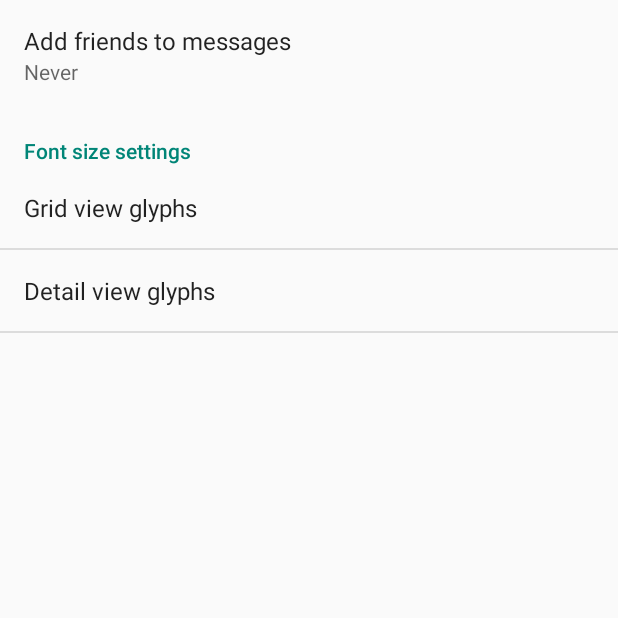
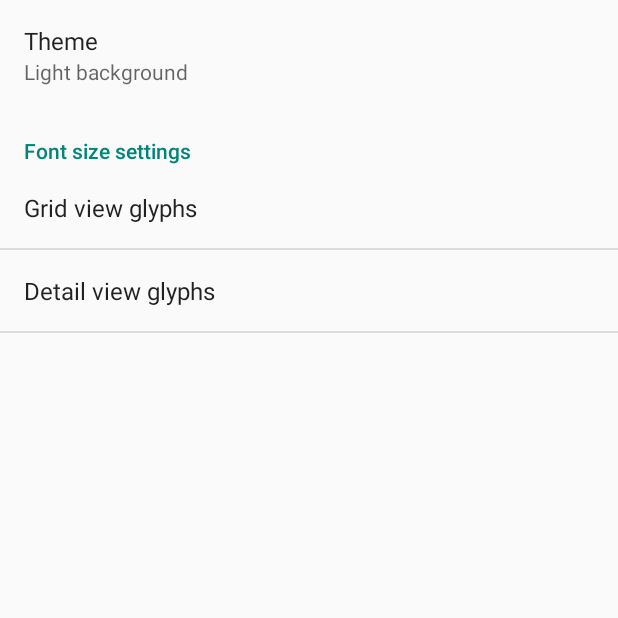
Before and after one commit to OldSkoolMark/BravuraBrowser, an Android app: the SettingsActivity screen opened directly, with no data from a screen before it, on a phone screen of 412 x 824 dp, the top half of it. Run offline under Robolectric (Android 15) with nearby library versions, the phone set to English and light mode, and no system bars; network calls fail; 1 statement that could not run was skipped.

Commit message:
preferences and settings activity

```diff
--- a/BravuraBrowser/src/main/java/com/sublimeslime/android/bravurabrowser/MainActivity.java
+++ b/BravuraBrowser/src/main/java/com/sublimeslime/android/bravurabrowser/MainActivity.java
@@ -52,7 +52,6 @@ public class MainActivity extends Activity {
     protected void onCreate(Bundle savedInstanceState) {
         super.onCreate(savedInstanceState);
         setContentView(R.layout.activity_main);
-        String s = SettingsActivity.Settings.GRID_FONT_SIZE.toString();
         mGridFontSize = Float.parseFloat(PreferenceManager.getDefaultSharedPreferences(this).getString(SettingsActivity.Settings.GRID_FONT_SIZE.toString(),"64.0f"));
         mDetailFontSize = Float.parseFloat(PreferenceManager.getDefaultSharedPreferences(this).getString(SettingsActivity.Settings.DETAIL_FONT_SIZE.toString(),"128.0f"));
         mTitle = getTitle();
--- a/BravuraBrowser/src/main/java/com/sublimeslime/android/bravurabrowser/SettingsActivity.java
+++ b/BravuraBrowser/src/main/java/com/sublimeslime/android/bravurabrowser/SettingsActivity.java
@@ -119,7 +119,7 @@ public class SettingsActivity extends PreferenceActivity {
         // Bind the summaries of EditText/List/Dialog/Ringtone preferences to
         // their values. When their values change, their summaries are updated
         // to reflect the new value, per the Android Design guidelines.
-        bindPreferenceSummaryToValue(findPreference("example_list"));
+        bindPreferenceSummaryToValue(findPreference(Settings.THEME.toString()));
         bindPreferenceSummaryToValue(findPreference(Settings.GRID_FONT_SIZE.toString()));
         bindPreferenceSummaryToValue(findPreference(Settings.DETAIL_FONT_SIZE.toString()));
     }
@@ -226,7 +226,7 @@ public class SettingsActivity extends PreferenceActivity {
             // to their values. When their values change, their summaries are
             // updated to reflect the new value, per the Android Design
             // guidelines.
-            bindPreferenceSummaryToValue(findPreference("example_list"));
+            bindPreferenceSummaryToValue(findPreference(Settings.THEME.toString()));
         }
     }
     /**
--- a/BravuraBrowser/src/main/res/menu/main.xml
+++ b/BravuraBrowser/src/main/res/menu/main.xml
@@ -8,11 +8,7 @@
         android:orderInCategory="1"
         android:showAsAction="collapseActionView|ifRoom"
         android:actionViewClass="android.widget.SearchView" />
-    <item android:id="@+id/action_fontsize"
-        android:title="@string/action_fontsize"
-        android:orderInCategory="2"
-        app:showAsAction="always" />
-    <item android:id="@+id/action_settings"
+      <item android:id="@+id/action_settings"
         android:title="@string/action_settings"
         android:orderInCategory="100"
         app:showAsAction="never" />
--- a/BravuraBrowser/src/main/res/values/strings_activity_settings.xml
+++ b/BravuraBrowser/src/main/res/values/strings_activity_settings.xml
@@ -6,16 +6,14 @@
     <!-- Example General settings -->
     <string name="pref_header_general">General</string>
 
-    <string name="pref_title_add_friends_to_messages">Add friends to messages</string>
-    <string-array name="pref_example_list_titles">
-        <item>Always</item>
-        <item>When possible</item>
-        <item>Never</item>
+    <string name="pref_theme_title">Theme</string>
+    <string-array name="pref_theme_list_titles">
+        <item>Light background</item>
+        <item>Dark background</item>
     </string-array>
-    <string-array name="pref_example_list_values">
-        <item>1</item>
-        <item>0</item>
-        <item>-1</item>
+    <string-array name="pref_theme_list_values">
+        <item>Light</item>
+        <item>Dark</item>
     </string-array>
 
     <!-- Font Sizes -->
--- a/BravuraBrowser/src/main/res/xml/pref_general.xml
+++ b/BravuraBrowser/src/main/res/xml/pref_general.xml
@@ -3,11 +3,11 @@
          dismiss it. -->
     <!-- NOTE: ListPreference's summary should be set to its value by the activity code. -->
     <ListPreference
-        android:key="example_list"
-        android:title="@string/pref_title_add_friends_to_messages"
-        android:defaultValue="-1"
-        android:entries="@array/pref_example_list_titles"
-        android:entryValues="@array/pref_example_list_values"
+        android:key="theme"
+        android:title="@string/pref_theme_title"
+        android:defaultValue="Light"
+        android:entries="@array/pref_theme_list_titles"
+        android:entryValues="@array/pref_theme_list_values"
         android:negativeButtonText="@null"
         android:positiveButtonText="@null" />
 
```
Also changed, not shown: BravuraBrowser/src/main/res/menu/fontsize_menu.xml (deleted, +0 -23 lines).
